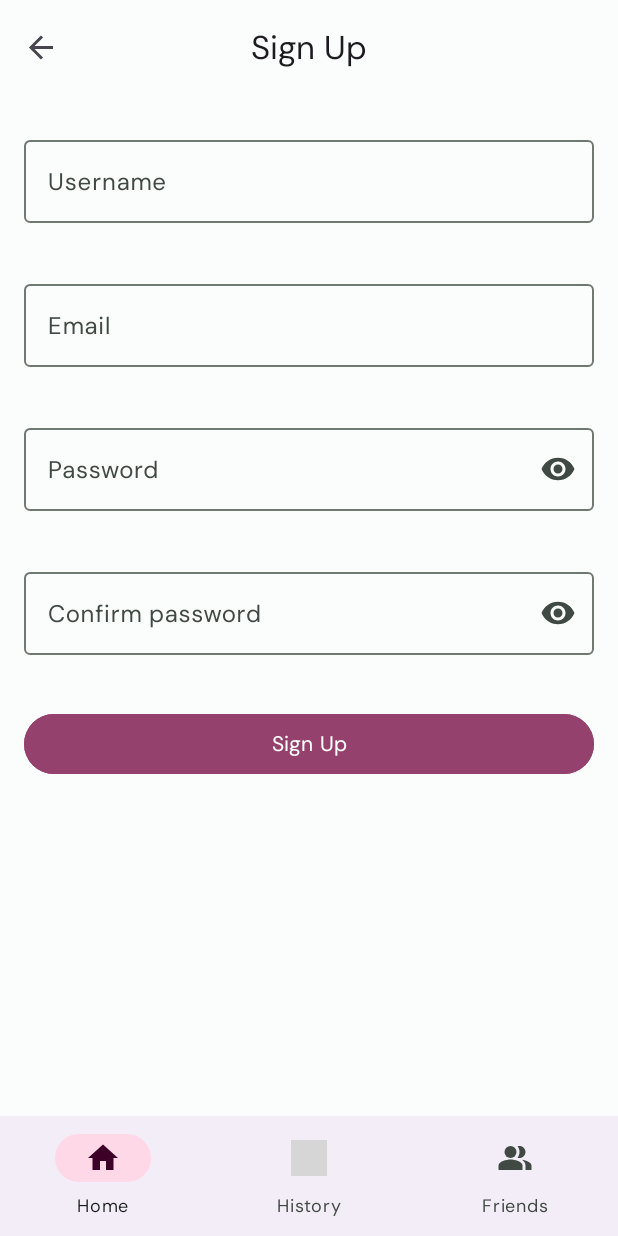
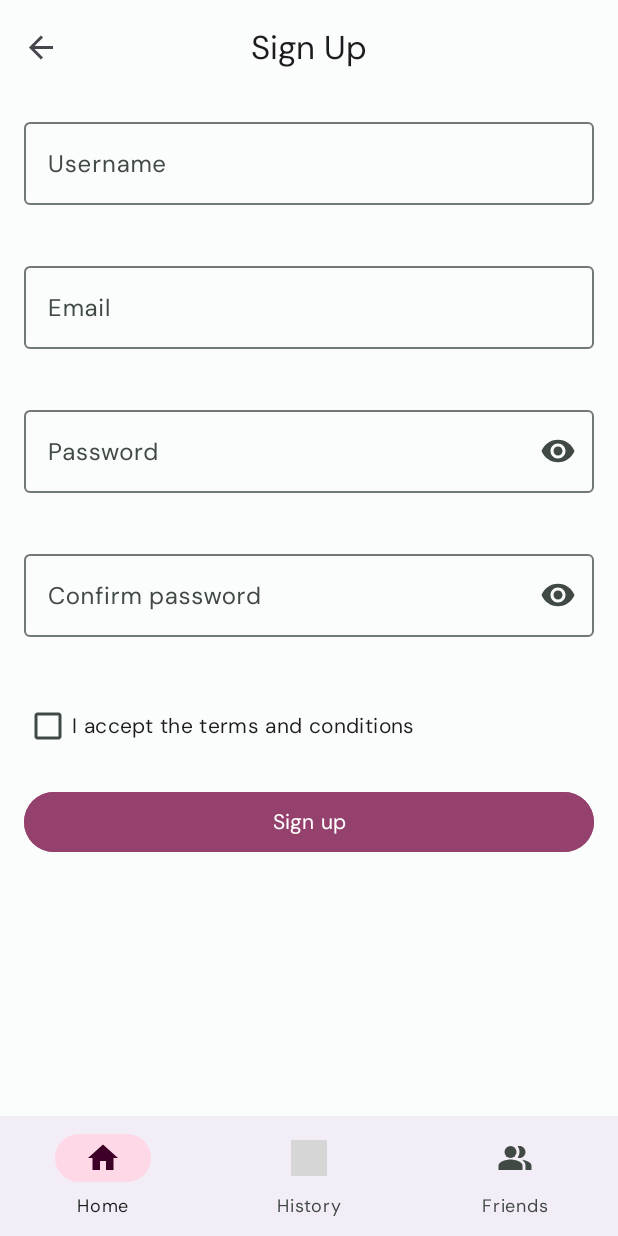
Before and after one commit to H3isenb3rg/MobileProgramming2023, an Android app: the SignUpFragment screen opened through its navigation route, on a phone screen of 412 x 824 dp. Run offline under Robolectric (Android 15) with nearby library versions, the phone set to English and light mode, and no system bars; our stand-ins replace Firebase (no records; nobody signed in at launch, a user with empty details on screens opened directly), navigation-ui; grey boxes are pictures that could not be loaded.

Commit message:
Fixes various bugs with sign up procedure

```diff
--- a/app/src/main/java/it/unibs/mp/horace/ui/signup/SignUpFragment.kt
+++ b/app/src/main/java/it/unibs/mp/horace/ui/signup/SignUpFragment.kt
@@ -4,7 +4,7 @@ import android.os.Bundle
 import android.view.LayoutInflater
 import android.view.View
 import android.view.ViewGroup
-import androidx.core.widget.doOnTextChanged
+import androidx.core.widget.addTextChangedListener
 import androidx.fragment.app.Fragment
 import androidx.fragment.app.viewModels
 import androidx.navigation.fragment.findNavController
@@ -21,8 +21,11 @@ class SignUpFragment : Fragment() {
 
     private var _binding: FragmentSignUpBinding? = null
     private val binding get() = _binding!!
+    private val username get() = binding.username.editText?.text.toString()
     private val email get() = binding.email.editText?.text.toString()
     private val password get() = binding.password.editText?.text.toString()
+    private val passwordConfirm get() = binding.passwordConfirm.editText?.text.toString()
+    private val terms get() = binding.terms.isChecked
 
     override fun onCreateView(
         inflater: LayoutInflater, container: ViewGroup?, savedInstanceState: Bundle?
@@ -37,6 +40,8 @@ class SignUpFragment : Fragment() {
         addChangeListeners()
 
         binding.signUp.setOnClickListener {
+            validateAll()
+
             if (!viewModel.isEverythingValid) {
                 return@setOnClickListener
             }
@@ -44,7 +49,11 @@ class SignUpFragment : Fragment() {
             auth.createUserWithEmailAndPassword(email, password)
                 .addOnCompleteListener(requireActivity()) { task ->
                     if (task.isSuccessful) {
-                        findNavController().navigate(SignUpFragmentDirections.actionGlobalHomeFragment())
+                        findNavController().navigate(
+                            SignUpFragmentDirections.actionGlobalHomeFragment(
+                                true
+                            )
+                        )
                     } else {
                         Snackbar.make(
                             view, getString(R.string.sign_up_firebase_error), Snackbar.LENGTH_LONG
@@ -55,14 +64,46 @@ class SignUpFragment : Fragment() {
     }
 
     private fun addChangeListeners() {
-        binding.email.editText?.doOnTextChanged { text, _, _, _ ->
-            if (!viewModel.validateEmail(text.toString())) {
-                binding.email.error = getString(R.string.email_invalid)
+        binding.username.editText?.addTextChangedListener {
+            validateUsername()
+        }
+        binding.email.editText?.addTextChangedListener {
+            validateEmail()
+        }
+        binding.password.editText?.addTextChangedListener {
+            validatePassword()
+        }
+        binding.passwordConfirm.editText?.addTextChangedListener {
+            validatePasswordConfirm()
+        }
+        binding.terms.setOnCheckedChangeListener { _, _ ->
+            validateTerms()
         }
     }
 
-        binding.password.editText?.doOnTextChanged { text, _, _, _ ->
-            binding.email.error = when (viewModel.validatePassword(text.toString())) {
+    private fun validateAll() {
+        validateUsername()
+        validateEmail()
+        validatePassword()
+        validatePasswordConfirm()
+        validateTerms()
+    }
+
+    private fun validateUsername() {
+        binding.username.error = when (viewModel.updateUsername(username)) {
+            SignUpViewModel.ERROR_USERNAME_LENGTH -> getString(R.string.username_min_length)
+            SignUpViewModel.ERROR_USERNAME_CHARS -> getString(R.string.username_chars)
+            else -> null
+        }
+    }
+
+    private fun validateEmail() {
+        binding.email.error =
+            if (viewModel.updateEmail(email)) null else getString(R.string.email_invalid)
+    }
+
+    private fun validatePassword() {
+        binding.password.error = when (viewModel.updatePassword(password)) {
             SignUpViewModel.ERROR_PASSWORD_LENGTH -> getString(R.string.password_min_length)
             SignUpViewModel.ERROR_PASSWORD_UPPERCASE -> getString(R.string.password_uppercase)
             SignUpViewModel.ERROR_PASSWORD_LOWERCASE -> getString(R.string.password_lowercase)
@@ -71,14 +112,16 @@ class SignUpFragment : Fragment() {
         }
     }
 
-        binding.passwordConfirm.editText?.doOnTextChanged { text, _, _, _ ->
-            if (!viewModel.validatePasswordConfirm(
-                    password, text.toString()
+    private fun validatePasswordConfirm() {
+        binding.passwordConfirm.error = if (viewModel.updatePasswordConfirm(
+                password, passwordConfirm
             )
-            ) {
-                binding.passwordConfirm.error = getString(R.string.password_does_not_match)
+        ) null else getString(R.string.password_does_not_match)
     }
-        }
+
+    private fun validateTerms() {
+        binding.terms.isErrorShown = !viewModel.updateTerms(terms)
+        binding.terms.errorAccessibilityLabel = getString(R.string.terms_error)
     }
 
     override fun onDestroyView() {
--- a/app/src/main/res/layout/activity_main.xml
+++ b/app/src/main/res/layout/activity_main.xml
@@ -1,4 +1,10 @@
 <?xml version="1.0" encoding="utf-8"?>
+
+<!--
+    Main container for the fragments of the app.
+    The navigation between fragments is handled using Jetpack Navigation.
+    Constraint layout allows to easily lay out the elements of the page
+-->
 <androidx.constraintlayout.widget.ConstraintLayout xmlns:android="http://schemas.android.com/apk/res/android"
     xmlns:app="http://schemas.android.com/apk/res-auto"
     xmlns:tools="http://schemas.android.com/tools"
@@ -6,11 +12,12 @@
     android:layout_height="match_parent"
     tools:context=".MainActivity">
 
+    <!-- Top app bar -->
     <androidx.coordinatorlayout.widget.CoordinatorLayout
-        android:id="@+id/topAppBarContainer"
+        android:id="@+id/content"
         android:layout_width="match_parent"
-        android:layout_height="wrap_content"
-        app:layout_constraintBottom_toTopOf="@+id/navHostFragment"
+        android:layout_height="0dp"
+        app:layout_constraintBottom_toTopOf="@+id/bottomNav"
         app:layout_constraintEnd_toEndOf="parent"
         app:layout_constraintStart_toStartOf="parent"
         app:layout_constraintTop_toTopOf="parent">
@@ -30,20 +37,26 @@
 
         </com.google.android.material.appbar.AppBarLayout>
 
-    </androidx.coordinatorlayout.widget.CoordinatorLayout>
+        <!-- Content -->
+        <androidx.core.widget.NestedScrollView
+            android:layout_width="match_parent"
+            android:layout_height="match_parent"
+            android:fillViewport="true"
+            app:layout_behavior="@string/appbar_scrolling_view_behavior">
 
             <androidx.fragment.app.FragmentContainerView
                 android:id="@+id/navHostFragment"
                 android:name="androidx.navigation.fragment.NavHostFragment"
                 android:layout_width="match_parent"
-        android:layout_height="0dp"
+                android:layout_height="wrap_content"
                 app:defaultNavHost="true"
-        app:layout_constraintBottom_toTopOf="@id/bottomNav"
-        app:layout_constraintEnd_toEndOf="parent"
-        app:layout_constraintStart_toStartOf="parent"
-        app:layout_constraintTop_toBottomOf="@id/topAppBarContainer"
                 app:navGraph="@navigation/nav_graph" />
 
+        </androidx.core.widget.NestedScrollView>
+
+    </androidx.coordinatorlayout.widget.CoordinatorLayout>
+
+    <!-- Bottom nav bar -->
     <com.google.android.material.bottomnavigation.BottomNavigationView
         android:id="@+id/bottomNav"
         android:layout_width="match_parent"
@@ -52,7 +65,7 @@
         app:layout_constraintBottom_toBottomOf="parent"
         app:layout_constraintEnd_toEndOf="parent"
         app:layout_constraintStart_toStartOf="parent"
-        app:layout_constraintTop_toBottomOf="@id/navHostFragment"
+        app:layout_constraintTop_toBottomOf="@id/content"
         app:menu="@menu/bottom_nav_menu" />
 
 </androidx.constraintlayout.widget.ConstraintLayout>
--- a/app/src/main/res/layout/fragment_sign_up.xml
+++ b/app/src/main/res/layout/fragment_sign_up.xml
@@ -9,19 +9,23 @@
     android:paddingHorizontal="16dp"
     tools:context=".ui.signup.SignUpFragment">
 
+    <!-- Username -->
     <com.google.android.material.textfield.TextInputLayout
+        android:id="@+id/username"
         android:layout_width="match_parent"
         android:layout_height="wrap_content"
-        android:layout_marginTop="24dp"
+        android:layout_marginTop="12dp"
         android:hint="@string/username"
         app:errorEnabled="true">
 
         <com.google.android.material.textfield.TextInputEditText
             android:layout_width="match_parent"
+            android:inputType="text"
             android:layout_height="wrap_content" />
 
     </com.google.android.material.textfield.TextInputLayout>
 
+    <!-- Email -->
     <com.google.android.material.textfield.TextInputLayout
         android:id="@+id/email"
         android:layout_width="match_parent"
@@ -37,6 +41,7 @@
 
     </com.google.android.material.textfield.TextInputLayout>
 
+    <!-- Password -->
     <com.google.android.material.textfield.TextInputLayout
         android:id="@+id/password"
         android:layout_width="match_parent"
@@ -44,7 +49,8 @@
         android:layout_marginTop="16dp"
         android:hint="@string/password"
         app:endIconMode="password_toggle"
-        app:errorEnabled="true">
+        app:errorEnabled="true"
+        app:errorIconDrawable="@null">
 
         <com.google.android.material.textfield.TextInputEditText
             android:layout_width="match_parent"
@@ -52,6 +58,7 @@
             android:inputType="textPassword" />
     </com.google.android.material.textfield.TextInputLayout>
 
+    <!-- Confirm password -->
     <com.google.android.material.textfield.TextInputLayout
         android:id="@+id/passwordConfirm"
         android:layout_width="match_parent"
@@ -59,7 +66,8 @@
         android:layout_marginTop="16dp"
         android:hint="@string/password_confirm"
         app:endIconMode="password_toggle"
-        app:errorEnabled="true">
+        app:errorEnabled="true"
+        app:errorIconDrawable="@null">
 
         <com.google.android.material.textfield.TextInputEditText
             android:layout_width="match_parent"
@@ -68,6 +76,15 @@
 
     </com.google.android.material.textfield.TextInputLayout>
 
+    <!-- Terms -->
+    <com.google.android.material.checkbox.MaterialCheckBox
+        android:id="@+id/terms"
+        android:layout_width="match_parent"
+        android:layout_height="wrap_content"
+        android:layout_marginTop="16dp"
+        android:text="@string/i_accept_the_terms_and_conditions" />
+
+    <!-- Sign up button -->
     <Button
         android:id="@+id/signUp"
         android:layout_width="match_parent"
--- a/app/src/main/res/navigation/nav_graph.xml
+++ b/app/src/main/res/navigation/nav_graph.xml
@@ -40,7 +40,13 @@
             android:id="@+id/signInFragment"
             android:name="it.unibs.mp.horace.ui.signin.SignInFragment"
             android:label="@string/sign_in_fragment"
-            tools:layout="@layout/fragment_sign_in" />
+            tools:layout="@layout/fragment_sign_in">
+            <action
+                android:id="@+id/action_signInFragment_to_resetPasswordFragment"
+                app:destination="@id/resetPasswordFragment"
+                app:enterAnim="@anim/nav_default_enter_anim"
+                app:exitAnim="@anim/nav_default_exit_anim" />
+        </fragment>
         <fragment
             android:id="@+id/signUpFragment"
             android:name="it.unibs.mp.horace.ui.signup.SignUpFragment"
@@ -55,6 +61,11 @@
                 android:name="signUpSuccessful"
                 android:defaultValue="true" />
         </action>
+        <fragment
+            android:id="@+id/resetPasswordFragment"
+            android:name="it.unibs.mp.horace.ResetPasswordFragment"
+            android:label="fragment_reset_password"
+            tools:layout="@layout/fragment_reset_password" />
     </navigation>
 
     <action
--- a/app/src/main/res/values/strings.xml
+++ b/app/src/main/res/values/strings.xml
@@ -8,8 +8,8 @@
     <string name="content_description_settings">Navigate to settings</string>
     <string name="history">History</string>
     <string name="friends">Friends</string>
-    <string name="sign_in">Sign In</string>
-    <string name="sign_up">Sign Up</string>
+    <string name="sign_in">Sign in</string>
+    <string name="sign_up">Sign up</string>
     <string name="email">Email</string>
     <string name="password">Password</string>
     <string name="forgot_password">Forgot your password?</string>
@@ -27,6 +27,7 @@
     <string name="password_does_not_match">Password does not match</string>
     <string name="sign_up_firebase_error">An error happened. Please try again later.</string>
     <string name="signed_up_successfully">Signed up successfully</string>
+    <string name="i_accept_the_terms_and_conditions">I accept the terms and conditions</string>
 
     <string-array name="listThemeNames">
         <item>Follow device theme</item>
@@ -39,4 +40,9 @@
         <item>1</item>
         <item>2</item>
     </string-array>
+    <!-- TODO: Remove or change this placeholder text -->
+    <string name="hello_blank_fragment">Hello blank fragment</string>
+    <string name="terms_error">Terms must be accepted</string>
+    <string name="username_min_length">Username must have at least 3 characters</string>
+    <string name="username_chars">Username can only contain letters, numbers, lines and underscores</string>
 </resources>
```
Also changed, not shown: app/src/main/java/it/unibs/mp/horace/ui/signup/SignUpViewModel.kt (+35 -9 lines). Lines whose indentation alone changed are shown as unchanged.
